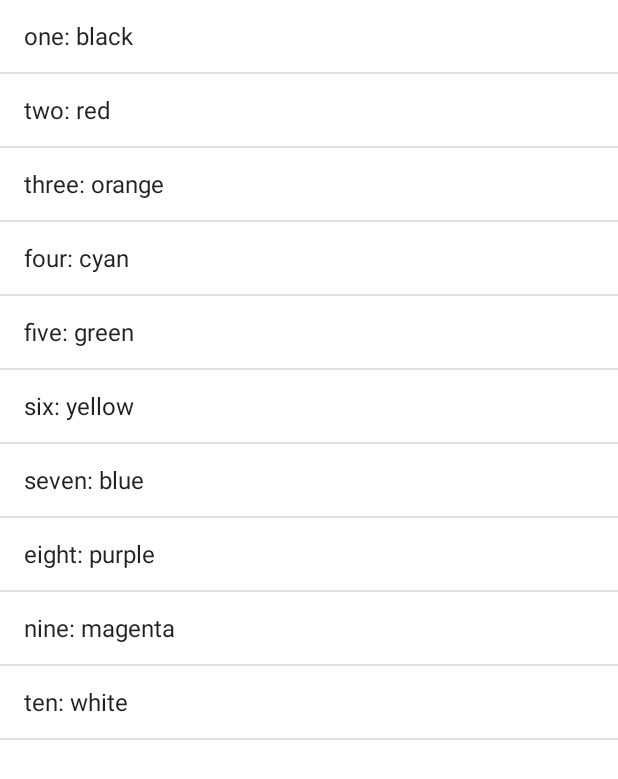
After one commit to dckrOff/Saving-Application-State-Android, an Android app: the SaveArrayListActivity screen opened directly, with no data from a screen before it, on a phone screen of 412 x 824 dp. The commit adds this screen. Shown: the top 779 px of the screen. Run offline under Robolectric (Android 15) with nearby library versions, the phone set to English and light mode, and no system bars.

Commit message:
added saving state for arraylist

```diff
--- a/app/src/main/AndroidManifest.xml
+++ b/app/src/main/AndroidManifest.xml
@@ -14,6 +14,9 @@
         android:theme="@style/Theme.SaveAppStateExample"
         tools:targetApi="31">
         <activity
+            android:name=".SaveArrayListActivity"
+            android:exported="false" />
+        <activity
             android:name=".MainActivity"
             android:exported="true">
             <intent-filter>
--- a/app/src/main/java/com/a1tech/saveappstateexample/MainActivity.java
+++ b/app/src/main/java/com/a1tech/saveappstateexample/MainActivity.java
@@ -39,7 +39,6 @@ public class MainActivity extends AppCompatActivity {
     }
 
     public void saveData(View view) {
-
         // получаем введенные данные
         EditText nameBox = findViewById(R.id.nameBox);
         EditText yearBox = findViewById(R.id.yearBox);
--- /dev/null
+++ b/app/src/main/java/com/a1tech/saveappstateexample/MyObject.java
@@ -0,0 +1,43 @@
+package com.a1tech.saveappstateexample;
+
+import android.os.Parcel;
+import android.os.Parcelable;
+
+public class MyObject implements Parcelable {
+    String color;
+    String number;
+
+    public MyObject(String number, String color) {
+        this.color = color;
+        this.number = number;
+    }
+
+    private MyObject(Parcel in) {
+        color = in.readString();
+        number = in.readString();
+    }
+
+    public int describeContents() {
+        return 0;
+    }
+
+    @Override
+    public String toString() {
+        return number + ": " + color;
+    }
+
+    public void writeToParcel(Parcel out, int flags) {
+        out.writeString(color);
+        out.writeString(number);
+    }
+
+    public static final Parcelable.Creator<MyObject> CREATOR = new Parcelable.Creator<MyObject>() {
+        public MyObject createFromParcel(Parcel in) {
+            return new MyObject(in);
+        }
+
+        public MyObject[] newArray(int size) {
+            return new MyObject[size];
+        }
+    };
+}
--- /dev/null
+++ b/app/src/main/java/com/a1tech/saveappstateexample/SaveArrayListActivity.java
@@ -0,0 +1,37 @@
+package com.a1tech.saveappstateexample;
+
+import androidx.appcompat.app.AppCompatActivity;
+
+import android.app.ListActivity;
+import android.os.Bundle;
+import android.widget.ArrayAdapter;
+
+import java.util.ArrayList;
+
+public class SaveArrayListActivity extends ListActivity {
+        ArrayList<MyObject> list;
+
+        @Override
+        public void onCreate(Bundle savedInstanceState) {
+            super.onCreate(savedInstanceState);
+
+            if(savedInstanceState == null || !savedInstanceState.containsKey("key")) {
+                String[] colors = {"black", "red", "orange", "cyan", "green", "yellow", "blue", "purple", "magenta", "white"};
+                String[] numbers = {"one", "two", "three", "four", "five", "six", "seven", "eight", "nine", "ten"};
+
+                list = new ArrayList<>();
+                for(int i = 0; i < numbers.length; i++)
+                    list.add(new MyObject(numbers[i], colors[i]));
+            }
+            else {
+                list = savedInstanceState.getParcelableArrayList("key");
+            }
+            setListAdapter(new ArrayAdapter<MyObject>(this, android.R.layout.simple_list_item_1, list));
+        }
+
+        @Override
+        protected void onSaveInstanceState(Bundle outState) {
+            outState.putParcelableArrayList("key", list);
+            super.onSaveInstanceState(outState);
+        }
+    }
```
Also changed, not shown: app/src/main/res/layout/activity_save_array_list.xml (added, +9 -0 lines).
